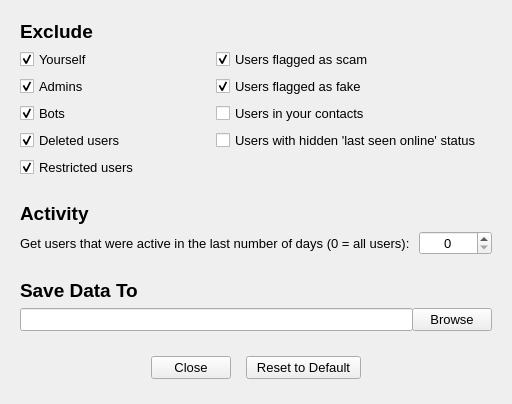
Above: src/gui/main_window/central_widget/scrape_widget/scrape_settings_widget/ScrapeSettingsWidget.ui from ephell/Telescrape before the change. Below: the same form after it.
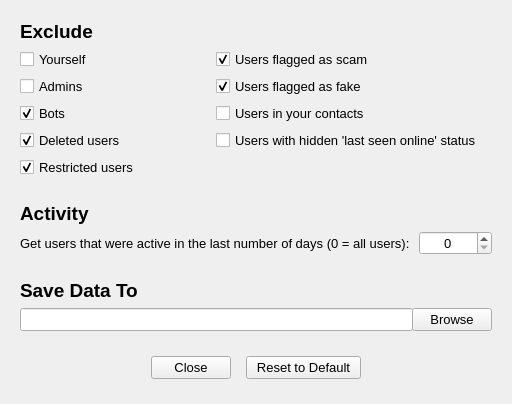
That is the form after the change.

Commit message: Make yourself and admins unchecked by default; Make data dir path line edit read only

```diff
--- a/src/gui/main_window/central_widget/scrape_widget/scrape_settings_widget/ScrapeSettingsWidget.ui
+++ b/src/gui/main_window/central_widget/scrape_widget/scrape_settings_widget/ScrapeSettingsWidget.ui
@@ -76,7 +76,7 @@
            <string>Yourself</string>
           </property>
           <property name="checked">
-           <bool>true</bool>
+           <bool>false</bool>
           </property>
          </widget>
         </item>
@@ -116,7 +116,7 @@
            <string>Admins</string>
           </property>
           <property name="checked">
-           <bool>true</bool>
+           <bool>false</bool>
           </property>
          </widget>
         </item>
```
Left out of the diff: 3 changed lines with no effect on the pictures. The commit also changes 1 other file.
